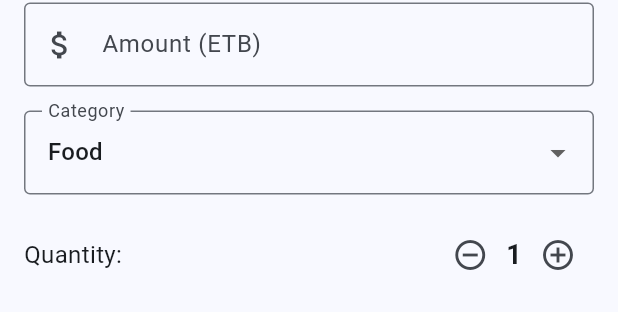
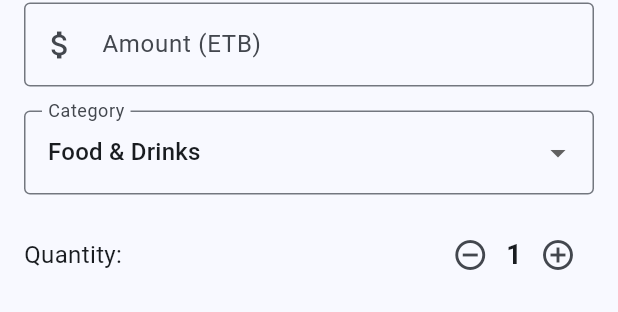
Before and after one commit to PhiliposHailu/BirrNote, a Flutter app: the ManualEntrySheet widget shown alone on an empty page, opened directly, on a phone screen of 412 x 824 dp. Shown: the part 89-401 px from the top of the screen. Run offline on Flutter 3.47's test engine with Material 3 defaults, Android fonts, the phone set to English and light mode, and no system bars; our stand-ins replace connectivity_plus, drift, fl_chart, flutter_riverpod, flutter_secure_storage, google_generative_ai and 1 more; missing offline and left inert: extension_google_sign_in_as_googleapis_auth, googleapis; accounts and stored records are empty; generated files the repository leaves out were written again.

Commit message:
feat: dynamic categories in maual entery

```diff
--- a/lib/features/expense_entry/presentation/widgets/manual_entry_sheet.dart
+++ b/lib/features/expense_entry/presentation/widgets/manual_entry_sheet.dart
@@ -1,6 +1,8 @@
 import 'package:flutter/material.dart';
 import 'package:flutter_riverpod/flutter_riverpod.dart';
 import '../../data/expense_providers.dart';
+// 1. IMPORT our live category provider
+import '../../../settings/data/category_providers.dart';
 
 class ManualEntrySheet extends ConsumerStatefulWidget {
   const ManualEntrySheet({super.key});
@@ -8,32 +10,28 @@ class ManualEntrySheet extends ConsumerStatefulWidget {
   @override
   ConsumerState<ManualEntrySheet> createState() => _ManualEntrySheetState();
 }
+
 class _ManualEntrySheetState extends ConsumerState<ManualEntrySheet> {
   final _amountController = TextEditingController();
   final _noteController = TextEditingController();
 
-  String _selectedCategory = 'Food'; // Default category
+  // 2. We initialize this to null instead of a hardcoded string!
+  String? _selectedCategory;
   int _quantity = 1;
-
-  final List<String> _categories = [
-    'Food', 'Transport', 'Utilities', 'Entertainment', 'Shopping', 'Health', 'General'
-  ];
 
   void _submit() {
     final amountText = _amountController.text;
-    if (amountText.isEmpty) return;
+    if (amountText.isEmpty || _selectedCategory == null) return;
 
     final amount = double.tryParse(amountText) ?? 0.0;
 
-    // Save directly to the database
     ref.read(expenseLogicProvider).addManualExpense(
       amount: amount,
-      category: _selectedCategory,
+      category: _selectedCategory!,
       quantity: _quantity,
       note: _noteController.text,
     );
 
-    // Close the bottom sheet
     Navigator.of(context).pop();
   }
 
@@ -46,14 +44,16 @@ class _ManualEntrySheetState extends ConsumerState<ManualEntrySheet> {
 
   @override
   Widget build(BuildContext context) {
-    // This padding ensures the bottom sheet gets pushed up when the keyboard opens!
     final bottomInset = MediaQuery.of(context).viewInsets.bottom;
+
+    // 3. Watch the live category stream from the database!
+    final categoriesStream = ref.watch(categoryNamesStreamProvider);
 
     return Padding(
       padding: EdgeInsets.only(bottom: bottomInset, left: 16, right: 16, top: 16),
       child: SafeArea(
         child: Column(
-          mainAxisSize: MainAxisSize.min, // Wrap content tightly
+          mainAxisSize: MainAxisSize.min,
           crossAxisAlignment: CrossAxisAlignment.stretch,
           children: [
             const Text(
@@ -75,18 +75,34 @@ class _ManualEntrySheetState extends ConsumerState<ManualEntrySheet> {
             ),
             const SizedBox(height: 16),
 
-            // CATEGORY DROPDOWN
-            DropdownButtonFormField<String>(
+            // 4. DYNAMIC CATEGORY DROPDOWN
+            categoriesStream.when(
+              loading: () => const Center(child: CircularProgressIndicator()),
+              error: (error, stack) => Text('Error loading categories: $error'),
+              data: (categories) {
+                // HCI Safety Check: If our selected category is null, or if the user
+                // just deleted the category we had selected, automatically fallback
+                // to the first active category in the database (usually "Food & Drinks" or "Others")
+                if (_selectedCategory == null || !categories.contains(_selectedCategory)) {
+                  _selectedCategory = categories.isNotEmpty ? categories.first : 'Others';
+                }
+
+                return DropdownButtonFormField<String>(
                   value: _selectedCategory,
                   decoration: const InputDecoration(
                     labelText: 'Category',
                     border: OutlineInputBorder(),
                   ),
-              items: _categories.map((category) {
+                  // Render items dynamically from SQLite!
+                  items: categories.map((category) {
                     return DropdownMenuItem(value: category, child: Text(category));
                   }).toList(),
                   onChanged: (value) {
-                if (value != null) setState(() => _selectedCategory = value);
+                    if (value != null) {
+                      setState(() => _selectedCategory = value);
+                    }
+                  },
+                );
               },
             ),
             const SizedBox(height: 16),
@@ -109,7 +125,7 @@ class _ManualEntrySheetState extends ConsumerState<ManualEntrySheet> {
             ),
             const SizedBox(height: 16),
 
-            // OPTIONAL MESSAGE
+            // OPTIONAL NOTE
             TextField(
               controller: _noteController,
               decoration: const InputDecoration(
```
Also changed, not shown: lib/features/expense_entry/presentation/widgets/expense_list.dart (+53 -26 lines). Lines whose indentation alone changed are shown as unchanged.
